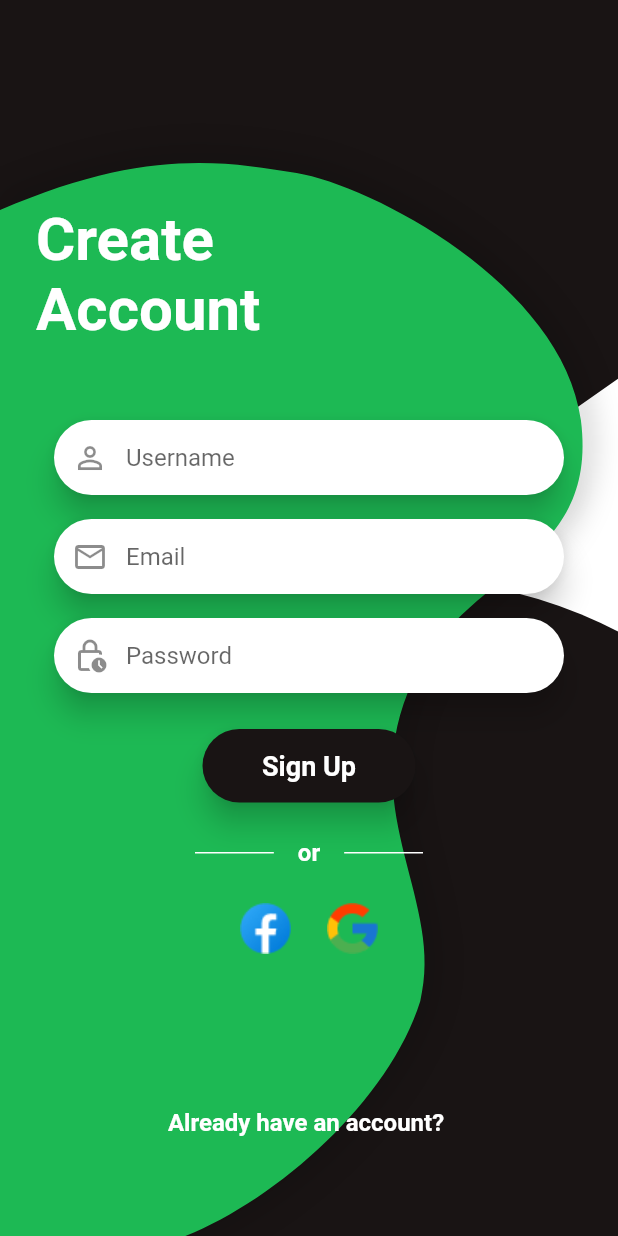
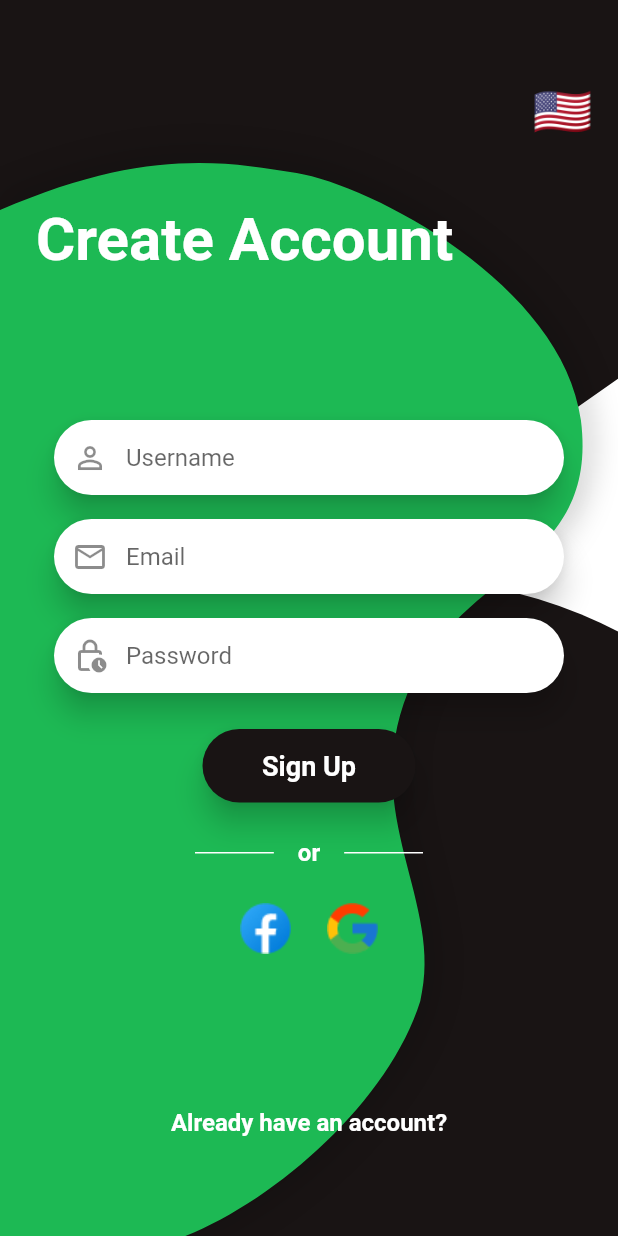
Before and after one commit to teklifyap/mobil, a Flutter app: the screen it shows after launch, on a phone screen of 412 x 824 dp. Run offline on Flutter 3.47's test engine with Material 2 defaults, Android fonts, the light colour scheme and no system bars; generated files the repository leaves out were written again.

Commit message:
dil değiştirme, ekranlarda düzeltme

```diff
--- /dev/null
+++ b/l10n.yaml
@@ -0,0 +1,3 @@
+arb-dir: lib/l10n
+template-arb-file: app_en.arb
+output-localization-file: app_localizations.dart
--- a/lib/app_data.dart
+++ b/lib/app_data.dart
@@ -1,6 +1,6 @@
 import 'package:flutter/material.dart';
 
 class AppData {
-  static String primaryTitle = "ESTU";
+  static String primaryTitle = "teklifyap";
   static String mainLogoFileName = "main_logo.png";
 }
--- /dev/null
+++ b/lib/l10n/l10n.dart
@@ -0,0 +1,15 @@
+import 'package:flutter/material.dart';
+
+class L10n {
+  static final all = [const Locale('en'), const Locale('tr')];
+
+  static String getFlag(String code) {
+    switch (code) {
+      case 'tr':
+        return '🇹🇷';
+      case 'en':
+      default:
+        return '🇺🇸';
+    }
+  }
+}
--- a/lib/main.dart
+++ b/lib/main.dart
@@ -1,7 +1,12 @@
 import 'package:flutter/material.dart';
+import 'package:flutter_localizations/flutter_localizations.dart';
+import 'package:provider/provider.dart';
+import 'package:flutter_gen/gen_l10n/app_localizations.dart';
+import 'package:untitled/screens/splash_screen.dart';
+import 'package:untitled/utils/constants.dart';
 
-import 'screens/splash_screen.dart';
-import 'utils/constants.dart';
+import 'l10n/l10n.dart';
+import 'provider/local_provider.dart';
 
 void main() {
   runApp(const MyApp());
@@ -12,18 +17,31 @@ class MyApp extends StatelessWidget {
 
   @override
   Widget build(BuildContext context) {
+    return ChangeNotifierProvider(
+        create: (context) => LocaleProvider(),
+        builder: (context, child) {
+          final provider = Provider.of<LocaleProvider>(context);
+
           return MaterialApp(
             debugShowCheckedModeBanner: false,
             theme: ThemeData(
               scaffoldBackgroundColor: kBackgroundColor,
-        textTheme: Theme.of(context).textTheme.apply(bodyColor: kPrimaryColor),
+              textTheme:
+                  Theme.of(context).textTheme.apply(bodyColor: kPrimaryColor),
             ),
+            supportedLocales: L10n.all,
+            localizationsDelegates: const [
+              AppLocalizations.delegate,
+              GlobalMaterialLocalizations.delegate,
+              GlobalCupertinoLocalizations.delegate,
+              GlobalWidgetsLocalizations.delegate
+            ],
+            locale: provider.locale,
             home: const SplashScreen(
               primaryColor: kPrimaryColor,
-        primaryTitle: "Guess The Song",
-        mainLogoFileName: "main_logo.png",
               splashScreenDuration: Duration(milliseconds: 1500),
             ),
           );
+        });
   }
 }
--- /dev/null
+++ b/lib/provider/local_provider.dart
@@ -0,0 +1,21 @@
+import 'package:flutter/material.dart';
+
+import '../l10n/l10n.dart';
+
+class LocaleProvider extends ChangeNotifier {
+  Locale? _locale;
+
+  Locale? get locale => _locale;
+
+  void setLocale(Locale locale) {
+    if (!L10n.all.contains(locale)) return;
+
+    _locale = locale;
+    notifyListeners();
+  }
+
+  void clearLocale() {
+    _locale = null;
+    notifyListeners();
+  }
+}
--- /dev/null
+++ b/lib/screens/language_picker/language_picker_widget.dart
@@ -0,0 +1,65 @@
+import 'package:flutter/material.dart';
+import 'package:provider/provider.dart';
+
+import '../../l10n/l10n.dart';
+import '../../provider/local_provider.dart';
+
+class LanguageWidget extends StatelessWidget {
+  const LanguageWidget({super.key});
+
+  @override
+  Widget build(BuildContext context) {
+    final locale = Localizations.localeOf(context);
+    final flag = L10n.getFlag(locale.languageCode);
+
+    return Center(
+      child: CircleAvatar(
+        backgroundColor: Colors.white,
+        radius: 72,
+        child: Text(
+          flag,
+          style: const TextStyle(fontSize: 80),
+        ),
+      ),
+    );
+  }
+}
+
+class LanguagePickerWidget extends StatelessWidget {
+  const LanguagePickerWidget({super.key});
+
+  @override
+  Widget build(BuildContext context) {
+    final provider = Provider.of<LocaleProvider>(context);
+    final locale = provider.locale ?? const Locale('en');
+
+    return DropdownButtonHideUnderline(
+      child: DropdownButton(
+        value: locale,
+        icon: Container(width: 12),
+        items: L10n.all.map(
+          (locale) {
+            final flag = L10n.getFlag(locale.languageCode);
+
+            return DropdownMenuItem(
+              value: locale,
+              onTap: () {
+                final provider =
+                    Provider.of<LocaleProvider>(context, listen: false);
+
+                provider.setLocale(locale);
+              },
+              child: Center(
+                child: Text(
+                  flag,
+                  style: const TextStyle(fontSize: 32),
+                ),
+              ),
+            );
+          },
+        ).toList(),
+        onChanged: (_) {},
+      ),
+    );
+  }
+}
--- a/lib/screens/login_screen/animations/change_screen_animation.dart
+++ b/lib/screens/login_screen/animations/change_screen_animation.dart
@@ -17,6 +17,7 @@ class ChangeScreenAnimation {
 
   static var isPlaying = false;
   static var currentScreen = Screens.createAccount;
+  static bool hasBeenInitialized = false;
 
   static Animation<Offset> _createAnimation({
     required Offset begin,
@@ -73,6 +74,8 @@ class ChangeScreenAnimation {
           parent: createAccountControllers[i],
         ),
       );
+
+      hasBeenInitialized = true;
     }
 
     for (var i = 0; i < loginItems; i++) {
@@ -94,7 +97,7 @@ class ChangeScreenAnimation {
   }
 
   static void dispose() {
-    for (final controller in [
+    for (var controller in [
       topTextController,
       bottomTextController,
       ...createAccountControllers,
--- a/lib/screens/login_screen/components/bottom_text.dart
+++ b/lib/screens/login_screen/components/bottom_text.dart
@@ -1,8 +1,9 @@
 import 'package:flutter/material.dart';
+import 'package:untitled/screens/login_screen/animations/change_screen_animation.dart';
+import 'package:untitled/utils/helper_functions.dart';
+import 'package:flutter_gen/gen_l10n/app_localizations.dart';
 
 import '../../../utils/constants.dart';
-import '../../../utils/helper_functions.dart';
-import '../animations/change_screen_animation.dart';
 import 'login_content.dart';
 
 class BottomText extends StatefulWidget {
@@ -52,8 +53,8 @@ class _BottomTextState extends State<BottomText> {
                 TextSpan(
                   text: ChangeScreenAnimation.currentScreen ==
                           Screens.createAccount
-                      ? 'Already have an account? '
-                      : 'Don\'t have an account? ',
+                      ? AppLocalizations.of(context)!.alreadyHaveAnAccount
+                      : AppLocalizations.of(context)!.doNotHaveAnAccount,
                   style: const TextStyle(
                     color: Colors.white,
                     fontWeight: FontWeight.w600,
--- a/lib/screens/login_screen/components/center_widget/center_widget.dart
+++ b/lib/screens/login_screen/components/center_widget/center_widget.dart
@@ -1,8 +1,8 @@
 import 'dart:ui';
 
 import 'package:flutter/material.dart';
+import 'package:untitled/utils/constants.dart';
 
-import '../../../../utils/constants.dart';
 import 'center_widget_clipper.dart';
 import 'center_widget_painter.dart';
 
--- a/lib/screens/login_screen/components/login_content.dart
+++ b/lib/screens/login_screen/components/login_content.dart
@@ -5,6 +5,8 @@ import '../../../utils/helper_functions.dart';
 import '../animations/change_screen_animation.dart';
 import 'bottom_text.dart';
 import 'top_text.dart';
+import 'package:flutter_gen/gen_l10n/app_localizations.dart';
+import 'package:untitled/screens/language_picker/language_picker_widget.dart';
 
 enum Screens {
   createAccount,
@@ -20,8 +22,8 @@ class LoginContent extends StatefulWidget {
 
 class _LoginContentState extends State<LoginContent>
     with TickerProviderStateMixin {
-  late final List<Widget> createAccountContent;
-  late final List<Widget> loginContent;
+  List<Widget>? loginContent;
+  List<Widget>? createAccountContent;
 
   Widget inputField(String hint, IconData iconData) {
     return Padding(
@@ -85,11 +87,11 @@ class _LoginContentState extends State<LoginContent>
               color: Colors.white,
             ),
           ),
-          const Padding(
-            padding: EdgeInsets.symmetric(horizontal: 16),
+          Padding(
+            padding: const EdgeInsets.symmetric(horizontal: 16),
             child: Text(
-              'or',
-              style: TextStyle(
+              AppLocalizations.of(context)!.or.toLowerCase(),
+              style: const TextStyle(
                 color: Colors.white,
                 fontSize: 16,
                 fontWeight: FontWeight.w600,
@@ -123,14 +125,14 @@ class _LoginContentState extends State<LoginContent>
 
   Widget forgotPassword() {
     return Padding(
-      padding: const EdgeInsets.symmetric(horizontal: 110),
+      padding: const EdgeInsets.symmetric(horizontal: 50),
       child: TextButton(
         style: ButtonStyle(
             overlayColor: MaterialStateProperty.all(Colors.transparent)),
         onPressed: () {},
-        child: const Text(
-          'Forgot Password?',
-          style: TextStyle(
+        child: Text(
+          AppLocalizations.of(context)!.forgotPassword,
+          style: const TextStyle(
             fontSize: 16,
             fontWeight: FontWeight.w600,
             color: Colors.white,
@@ -140,58 +142,67 @@ class _LoginContentState extends State<LoginContent>
     );
   }
 
-  @override
-  void initState() {
+  Future<String> initialization() async {
     createAccountContent = [
-      inputField('Username', Icons.person_outline),
-      inputField('Email', Icons.mail_outline),
-      inputField('Password', Icons.lock_clock_outlined),
-      loginButton('Sign Up'),
+      inputField(AppLocalizations.of(context)!.username, Icons.person_outline),
+      inputField(AppLocalizations.of(context)!.email, Icons.mail_outline),
+      inputField(
+          AppLocalizations.of(context)!.password, Icons.lock_clock_outlined),
+      loginButton(AppLocalizations.of(context)!.signUp),
       orDivider(),
       logos(),
     ];
 
     loginContent = [
-      inputField('Email / Username', Icons.mail_outline),
-      inputField('Password', Icons.lock_clock_outlined),
-      loginButton('Log In'),
+      inputField(
+          AppLocalizations.of(context)!.emailOrUsername, Icons.mail_outline),
+      inputField(
+          AppLocalizations.of(context)!.password, Icons.lock_clock_outlined),
+      loginButton(AppLocalizations.of(context)!.logIn),
       forgotPassword(),
     ];
 
+    if (ChangeScreenAnimation.hasBeenInitialized == false) {
       ChangeScreenAnimation.initialize(
         vsync: this,
-      createAccountItems: createAccountContent.length,
-      loginItems: loginContent.length,
-    );
-
-    for (var i = 0; i < createAccountContent.length; i++) {
-      createAccountContent[i] = HelperFunctions.wrapWithAnimatedBuilder(
-        animation: ChangeScreenAnimation.createAccountAnimations[i],
-        child: createAccountContent[i],
+        createAccountItems: createAccountContent!.length,
+        loginItems: loginContent!.length,
       );
     }
 
-    for (var i = 0; i < loginContent.length; i++) {
-      loginContent[i] = HelperFunctions.wrapWithAnimatedBuilder(
-        animation: ChangeScreenAnimation.loginAnimations[i],
-        child: loginContent[i],
+    for (var i = 0; i < createAccountContent!.length; i++) {
+      createAccountContent![i] = HelperFunctions.wrapWithAnimatedBuilder(
+        animation: ChangeScreenAnimation.createAccountAnimations[i],
+        child: createAccountContent![i],
       );
     }
 
-    super.initState();
+    for (var i = 0; i < loginContent!.length; i++) {
+      loginContent![i] = HelperFunctions.wrapWithAnimatedBuilder(
+        animation: ChangeScreenAnimation.loginAnimations[i],
+        child: loginContent![i],
+      );
+    }
+
+    return "Widgets created";
   }
 
   @override
   void dispose() {
     ChangeScreenAnimation.dispose();
-
     super.dispose();
   }
 
   @override
   Widget build(BuildContext context) {
+    return FutureBuilder<String>(
+        future: initialization(),
+        builder: (BuildContext context, AsyncSnapshot<String> snapshot) {
+          if (snapshot.hasData) {
             return Stack(
               children: [
+                const Positioned(
+                    top: 50, right: 5, child: LanguagePickerWidget()),
                 const Positioned(
                   top: 136,
                   left: 24,
@@ -204,13 +215,11 @@ class _LoginContentState extends State<LoginContent>
                       Column(
                           mainAxisAlignment: MainAxisAlignment.center,
                           crossAxisAlignment: CrossAxisAlignment.stretch,
-                children: createAccountContent,
-              ),
+                          children: createAccountContent!),
                       Column(
                           mainAxisAlignment: MainAxisAlignment.center,
                           crossAxisAlignment: CrossAxisAlignment.stretch,
-                children: loginContent,
-              ),
+                          children: loginContent!),
                     ],
                   ),
                 ),
@@ -223,5 +232,9 @@ class _LoginContentState extends State<LoginContent>
                 ),
               ],
             );
+          } else {
+            return Container();
+          }
+        });
   }
 }
--- a/lib/screens/login_screen/components/top_text.dart
+++ b/lib/screens/login_screen/components/top_text.dart
@@ -1,6 +1,8 @@
 import 'package:flutter/material.dart';
-import '../../../utils/helper_functions.dart';
-import '../animations/change_screen_animation.dart';
+import 'package:untitled/screens/login_screen/animations/change_screen_animation.dart';
+import 'package:untitled/utils/helper_functions.dart';
+import 'package:flutter_gen/gen_l10n/app_localizations.dart';
+
 import 'login_content.dart';
 
 class TopText extends StatefulWidget {
@@ -28,8 +30,8 @@ class _TopTextState extends State<TopText> {
       animation: ChangeScreenAnimation.topTextAnimation,
       child: Text(
         ChangeScreenAnimation.currentScreen == Screens.createAccount
-            ? 'Create\nAccount'
-            : 'Welcome\nBack',
+            ? AppLocalizations.of(context)!.createAccount
+            : AppLocalizations.of(context)!.welcomeBack,
         style: const TextStyle(
           color: Colors.white,
           fontSize: 40,
--- a/lib/screens/login_screen/login_screen.dart
+++ b/lib/screens/login_screen/login_screen.dart
@@ -2,7 +2,8 @@ import 'dart:math' as math;
 
 import 'package:flutter/material.dart';
 
-import '../../utils/constants.dart';
+import 'package:untitled/utils/constants.dart';
+
 import 'components/center_widget/center_widget.dart';
 import 'components/login_content.dart';
 
```
Also changed, not shown: lib/l10n/app_en.arb (added, +28 -0 lines), lib/l10n/app_tr.arb (added, +15 -0 lines), lib/screens/splash_screen.dart (+13 -33 lines), pubspec.yaml (+7 -1 lines), pubspec.lock. Lines whose indentation alone changed are shown as unchanged.
